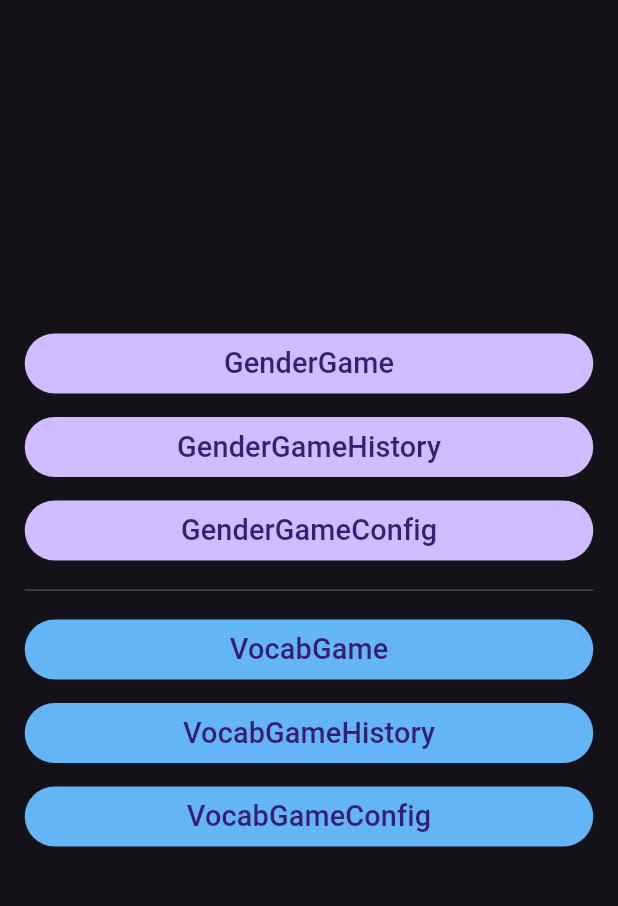
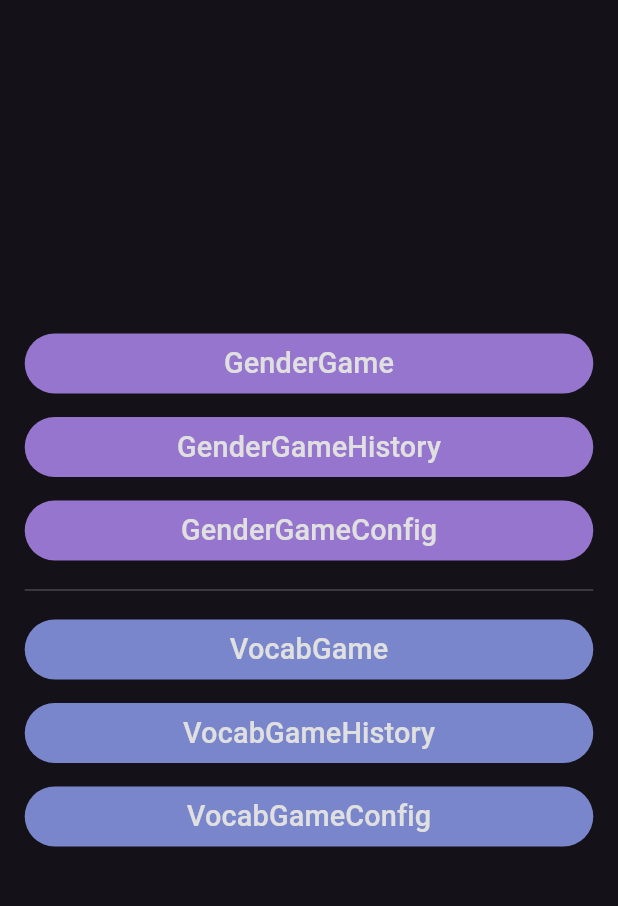
Before and after one commit to candide-guevara/german_vocab_app, a Flutter app: the screen it shows after launch, on a phone screen of 412 x 824 dp, the part 70-976 px from its top. Run offline on Flutter 3.47's test engine with Material 3 defaults, Android fonts, the light colour scheme and no system bars; our stand-ins replace shared_preferences, webview_flutter; statements that could not run were skipped.

Commit message:
tweaks to UI to look better on phone

```diff
--- a/app/lib/gender_game_history_page.dart
+++ b/app/lib/gender_game_history_page.dart
@@ -31,7 +31,7 @@ class GenderGameHistoryPage extends StatelessWidget {
   }
 
   List<(String, TextStyle)> richTextFailedWords(BuildContext context) {
-    final TextStyle defStyle = Theme.of(context).textTheme.bodyMedium ?? const TextStyle();
+    final TextStyle defStyle = Theme.of(context).textTheme.bodyLarge ?? const TextStyle();
     final failStyle = defStyle.copyWith(color: Colors.red.shade600,
                                         fontFamily: 'monospace');
     // BE CAREFUL IT IS A TRAP!
--- a/app/lib/main.dart
+++ b/app/lib/main.dart
@@ -40,12 +40,21 @@ class HomePage extends StatelessWidget {
   @override
   Widget build(BuildContext context) {
     final defStyle = Theme.of(context).filledButtonTheme.style ?? ButtonStyle();
+    final txtStyle = TextStyle(color: Colors.grey.shade300);
+    final genderStyle = defStyle.copyWith(backgroundColor: WidgetStateProperty.resolveWith<Color?>(
+      (Set<WidgetState> states) {
+        if (states.contains(WidgetState.pressed)) {
+          return Colors.deepPurple.shade600;
+        }
+        return Colors.deepPurple.shade300;
+      },
+    ));
     final vocabStyle = defStyle.copyWith(backgroundColor: WidgetStateProperty.resolveWith<Color?>(
       (Set<WidgetState> states) {
         if (states.contains(WidgetState.pressed)) {
-          return Colors.blue;
+          return Colors.indigo.shade600;
         }
-        return Colors.blue.shade300;
+        return Colors.indigo.shade300;
       },
     ));
 
@@ -54,30 +63,33 @@ class HomePage extends StatelessWidget {
       body: CenterColumn(
         children: <Widget>[
           FilledButton(
-            child: const Text(GenderGamePage.kPageTitle),
+            child: Text(GenderGamePage.kPageTitle, style: txtStyle),
+            style: genderStyle,
             onPressed: () => Navigator.push(context, MaterialPageRoute(builder: (ctx) => GenderGamePage())),
           ),
           FilledButton(
-            child: const Text(GenderGameHistoryPage.kPageTitle),
+            child: Text(GenderGameHistoryPage.kPageTitle, style: txtStyle),
+            style: genderStyle,
             onPressed: () => Navigator.push(context, MaterialPageRoute(builder: (context) => GenderGameHistoryPage())),
           ),
           FilledButton(
-            child: const Text(GenderGameConfigPage.kPageTitle),
+            child: Text(GenderGameConfigPage.kPageTitle, style: txtStyle),
+            style: genderStyle,
             onPressed: () => Navigator.push(context, MaterialPageRoute(builder: (context) => GenderGameConfigPage())),
           ),
           const Divider(),
           FilledButton(
-            child: const Text(VocabGamePage.kPageTitle),
+            child: Text(VocabGamePage.kPageTitle, style: txtStyle),
             style: vocabStyle,
             onPressed: () => Navigator.push(context, MaterialPageRoute(builder: (context) => VocabGamePage())),
           ),
           FilledButton(
-            child: const Text(VocabGameHistoryPage.kPageTitle),
+            child: Text(VocabGameHistoryPage.kPageTitle, style: txtStyle),
             style: vocabStyle,
             onPressed: () => Navigator.push(context, MaterialPageRoute(builder: (context) => VocabGameHistoryPage())),
           ),
           FilledButton(
-            child: const Text(VocabGameConfigPage.kPageTitle),
+            child: Text(VocabGameConfigPage.kPageTitle, style: txtStyle),
             style: vocabStyle,
             onPressed: () => Navigator.push(context, MaterialPageRoute(builder: (context) => VocabGameConfigPage())),
           ),
--- a/app/lib/vocab_game_history_page.dart
+++ b/app/lib/vocab_game_history_page.dart
@@ -67,7 +67,7 @@ class MostFailedList extends StatelessWidget {
 
   @override
   Widget build(BuildContext context) {
-    final TextStyle defStyle = Theme.of(context).textTheme.bodyMedium ?? const TextStyle();
+    final TextStyle defStyle = Theme.of(context).textTheme.bodyLarge ?? const TextStyle();
     final textHeight = getTextHeight(defStyle);
     final icon = Icon(Icons.book, size: 0.8*textHeight,);
     final colorStyles = kPalette.map((c) => defStyle.copyWith(color:c)).toList();
@@ -94,7 +94,7 @@ class MostFailedList extends StatelessWidget {
           },
         );
       },
-      itemExtent: textHeight + 4,
+      itemExtent: textHeight + 6,
       padding: EdgeInsets.fromLTRB(0,0,0,0),
     );
   }
--- a/app/lib/widgets/corpus_text.dart
+++ b/app/lib/widgets/corpus_text.dart
@@ -21,7 +21,7 @@ class CorpusText extends StatelessWidget {
     );
   }
   Widget buildCorpusText(BuildContext context, Corpus corpus) {
-    final TextStyle defStyle = Theme.of(context).textTheme.bodyMedium ?? const TextStyle();
+    final TextStyle defStyle = Theme.of(context).textTheme.bodyLarge ?? const TextStyle();
     final TextStyle hiStyle = defStyle.copyWith(fontWeight: FontWeight.bold,
                                                 color: Colors.blue.shade600,);
     if (corpus.sentences.isEmpty) { return Text("No corpus sentences found"); }
```
